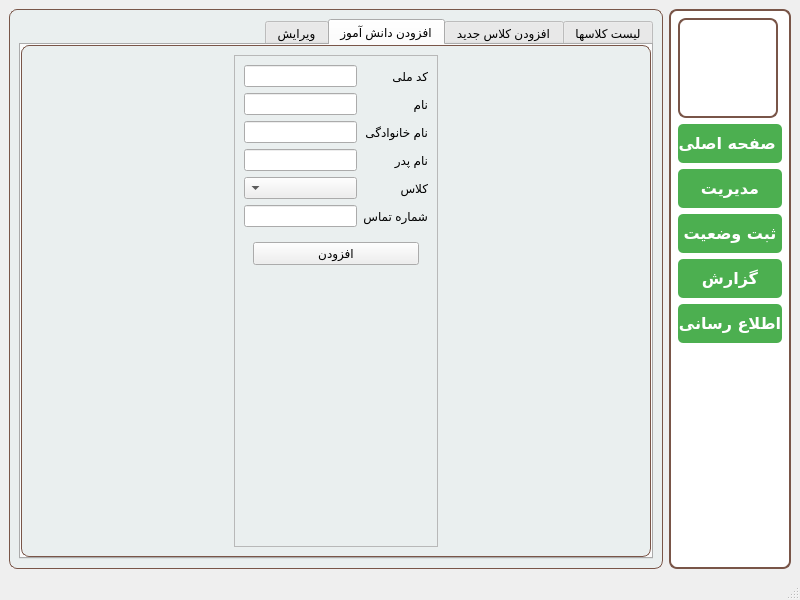
Before: the Qt Designer form front_end/ui/dashboard.ui in afsharifar-reza/Attendance_app, drawn with Qt 5.
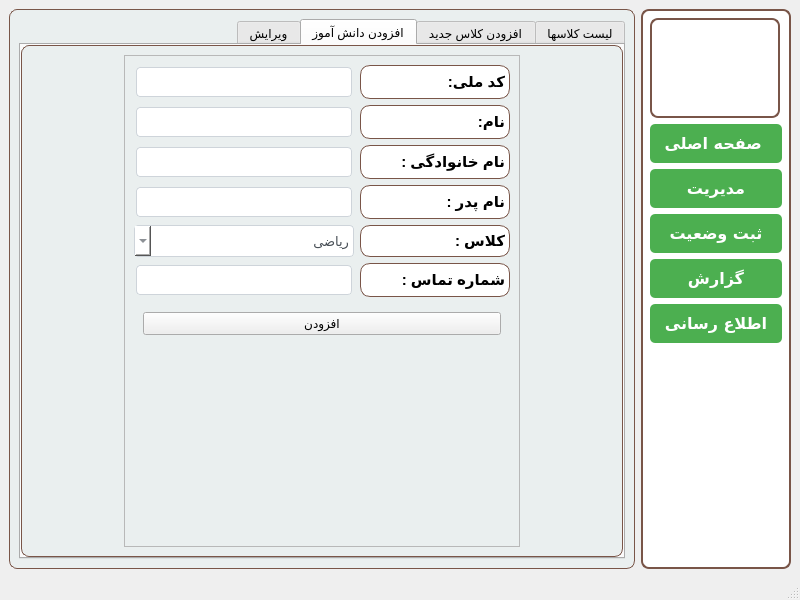
After: the same form once the commit is applied. The open tabs and pages were chosen to show the change. Icons and pictures are not drawn.

```diff
--- a/front_end/ui/dashboard.ui
+++ b/front_end/ui/dashboard.ui
@@ -389,9 +389,18 @@
        </layout>
       </widget>
       <widget class="QWidget" name="mange_page">
+       <property name="layoutDirection">
+        <enum>Qt::RightToLeft</enum>
+       </property>
        <layout class="QHBoxLayout" name="horizontalLayout_8">
         <item>
          <widget class="QTabWidget" name="mange_tab">
+          <property name="minimumSize">
+           <size>
+            <width>0</width>
+            <height>40</height>
+           </size>
+          </property>
           <property name="layoutDirection">
            <enum>Qt::RightToLeft</enum>
           </property>
@@ -562,63 +571,414 @@
                 <layout class="QFormLayout" name="formLayout">
                  <item row="0" column="0">
                   <widget class="QLabel" name="label_12">
+                   <property name="minimumSize">
+                    <size>
+                     <width>150</width>
+                     <height>0</height>
+                    </size>
+                   </property>
+                   <property name="maximumSize">
+                    <size>
+                     <width>150</width>
+                     <height>16777215</height>
+                    </size>
+                   </property>
+                   <property name="layoutDirection">
+                    <enum>Qt::LeftToRight</enum>
+                   </property>
+                   <property name="styleSheet">
+                    <string notr="true">QLabel{
+ background-color: #ffffff;
+  border: 1px solid #795548; /* کادر دور فریم (ضخامت 2px و رنگ قهوه‌ای) */
+  padding:5 px;
+  border-radius: 10px; /* لبه‌های گرد */
+  text-align:center;
+  font-family: &quot;B Nazanin&quot;;
+  font-size: 15px;
+  font-weight: bold;
+}</string>
+                   </property>
                    <property name="text">
-                    <string>کد ملی</string>
+                    <string>کد ملی:</string>
+                   </property>
+                   <property name="alignment">
+                    <set>Qt::AlignLeading|Qt::AlignLeft|Qt::AlignVCenter</set>
                    </property>
                   </widget>
                  </item>
                  <item row="1" column="0">
                   <widget class="QLabel" name="label_13">
+                   <property name="minimumSize">
+                    <size>
+                     <width>150</width>
+                     <height>0</height>
+                    </size>
+                   </property>
+                   <property name="maximumSize">
+                    <size>
+                     <width>150</width>
+                     <height>16777215</height>
+                    </size>
+                   </property>
+                   <property name="layoutDirection">
+                    <enum>Qt::LeftToRight</enum>
+                   </property>
+                   <property name="styleSheet">
+                    <string notr="true">QLabel{
+ background-color: #ffffff;
+  border: 1px solid #795548; /* کادر دور فریم (ضخامت 2px و رنگ قهوه‌ای) */
+  padding:5 px;
+  border-radius: 10px; /* لبه‌های گرد */
+  text-align:center;
+  font-family: &quot;B Nazanin&quot;;
+  font-size: 15px;
+  font-weight: bold;
+}</string>
+                   </property>
                    <property name="text">
-                    <string>نام</string>
+                    <string>نام:</string>
+                   </property>
+                   <property name="alignment">
+                    <set>Qt::AlignLeading|Qt::AlignLeft|Qt::AlignVCenter</set>
                    </property>
                   </widget>
                  </item>
                  <item row="2" column="0">
                   <widget class="QLabel" name="label_14">
+                   <property name="minimumSize">
+                    <size>
+                     <width>150</width>
+                     <height>0</height>
+                    </size>
+                   </property>
+                   <property name="maximumSize">
+                    <size>
+                     <width>150</width>
+                     <height>16777215</height>
+                    </size>
+                   </property>
+                   <property name="styleSheet">
+                    <string notr="true">QLabel{
+ background-color: #ffffff;
+  border: 1px solid #795548; /* کادر دور فریم (ضخامت 2px و رنگ قهوه‌ای) */
+  padding:5 px;
+  border-radius: 10px; /* لبه‌های گرد */
+  text-align:center;
+  font-family: &quot;B Nazanin&quot;;
+  font-size: 15px;
+  font-weight: bold;
+}</string>
+                   </property>
                    <property name="text">
-                    <string>نام خانوادگی</string>
+                    <string>نام خانوادگی :</string>
+                   </property>
+                   <property name="alignment">
+                    <set>Qt::AlignLeading|Qt::AlignLeft|Qt::AlignVCenter</set>
                    </property>
                   </widget>
                  </item>
                  <item row="3" column="0">
                   <widget class="QLabel" name="label_15">
+                   <property name="minimumSize">
+                    <size>
+                     <width>150</width>
+                     <height>0</height>
+                    </size>
+                   </property>
+                   <property name="maximumSize">
+                    <size>
+                     <width>150</width>
+                     <height>16777215</height>
+                    </size>
+                   </property>
+                   <property name="layoutDirection">
+                    <enum>Qt::LeftToRight</enum>
+                   </property>
+                   <property name="styleSheet">
+                    <string notr="true">QLabel{
+ background-color: #ffffff;
+  border: 1px solid #795548; /* کادر دور فریم (ضخامت 2px و رنگ قهوه‌ای) */
+  padding:5 px;
+  border-radius: 10px; /* لبه‌های گرد */
+  text-align:center;
+  font-family: &quot;B Nazanin&quot;;
+  font-size: 15px;
+  font-weight: bold;
+}</string>
+                   </property>
                    <property name="text">
-                    <string>نام پدر</string>
+                    <string>نام پدر :</string>
+                   </property>
+                   <property name="alignment">
+                    <set>Qt::AlignLeading|Qt::AlignLeft|Qt::AlignVCenter</set>
                    </property>
                   </widget>
                  </item>
                  <item row="4" column="0">
                   <widget class="QLabel" name="label_16">
+                   <property name="minimumSize">
+                    <size>
+                     <width>150</width>
+                     <height>0</height>
+                    </size>
+                   </property>
+                   <property name="maximumSize">
+                    <size>
+                     <width>150</width>
+                     <height>16777215</height>
+                    </size>
+                   </property>
+                   <property name="layoutDirection">
+                    <enum>Qt::LeftToRight</enum>
+                   </property>
+                   <property name="styleSheet">
+                    <string notr="true">QLabel{
+ background-color: #ffffff;
+  border: 1px solid #795548; /* کادر دور فریم (ضخامت 2px و رنگ قهوه‌ای) */
+  padding:5 px;
+  border-radius: 10px; /* لبه‌های گرد */
+  text-align:center;
+  font-family: &quot;B Nazanin&quot;;
+  font-size: 15px;
+  font-weight: bold;
+}</string>
+                   </property>
                    <property name="text">
-                    <string>کلاس</string>
+                    <string>کلاس :</string>
+                   </property>
+                   <property name="alignment">
+                    <set>Qt::AlignLeading|Qt::AlignLeft|Qt::AlignVCenter</set>
                    </property>
                   </widget>
                  </item>
                  <item row="5" column="0">
                   <widget class="QLabel" name="label_17">
+                   <property name="minimumSize">
+                    <size>
+                     <width>150</width>
+                     <height>0</height>
+                    </size>
+                   </property>
+                   <property name="maximumSize">
+                    <size>
+                     <width>150</width>
+                     <height>16777215</height>
+                    </size>
+                   </property>
+                   <property name="layoutDirection">
+                    <enum>Qt::LeftToRight</enum>
+                   </property>
+                   <property name="styleSheet">
+                    <string notr="true">QLabel{
+ background-color: #ffffff;
+  border: 1px solid #795548; /* کادر دور فریم (ضخامت 2px و رنگ قهوه‌ای) */
+  padding:5 px;
+  border-radius: 10px; /* لبه‌های گرد */
+  text-align:center;
+  font-family: &quot;B Nazanin&quot;;
+  font-size: 15px;
+  font-weight: bold;
+}</string>
+                   </property>
                    <property name="text">
-                    <string>شماره تماس</string>
+                    <string>شماره تماس :</string>
+                   </property>
+                   <property name="alignment">
+                    <set>Qt::AlignLeading|Qt::AlignLeft|Qt::AlignVCenter</set>
                    </property>
                   </widget>
                  </item>
                  <item row="1" column="1">
-                  <widget class="QLineEdit" name="lineEdit_2"/>
+                  <widget class="QLineEdit" name="lineEdit_2">
+                   <property name="styleSheet">
+                    <string notr="true">QLineEdit {
+    /* تنظیمات فونت و متن */
+    font-family: &quot;Segoe UI&quot;, &quot;B Nazanin&quot;, &quot;Arial&quot;;
+    font-size: 12px;
+    color: #495057;
+    
+    /* تنظیمات حاشیه و فاصله */
+    padding: 6px 8px;
+    margin: 2px;
+    
+    /* تنظیمات ظاهری */
+    background-color: #ffffff;
+    border: 1px solid #ced4da;
+    border-radius: 4px;
+    
+    /* جلوه‌های ویژه */
+    selection-background-color: #007bff;
+    selection-color: #ffffff;
+}</string>
+                   </property>
+                  </widget>
                  </item>
                  <item row="2" column="1">
-                  <widget class="QLineEdit" name="lineEdit_3"/>
+                  <widget class="QLineEdit" name="lineEdit_3">
+                   <property name="styleSheet">
+                    <string notr="true">QLineEdit {
+    /* تنظیمات فونت و متن */
+    font-family: &quot;Segoe UI&quot;, &quot;B Nazanin&quot;, &quot;Arial&quot;;
+    font-size: 12px;
+    color: #495057;
+    
+    /* تنظیمات حاشیه و فاصله */
+    padding: 6px 8px;
+    margin: 2px;
+    
+    /* تنظیمات ظاهری */
+    background-color: #ffffff;
+    border: 1px solid #ced4da;
+    border-radius: 4px;
+    
+    /* جلوه‌های ویژه */
+    selection-background-color: #007bff;
+    selection-color: #ffffff;
+}</string>
+                   </property>
+                  </widget>
                  </item>
                  <item row="3" column="1">
-                  <widget class="QLineEdit" name="lineEdit_4"/>
+                  <widget class="QLineEdit" name="lineEdit_4">
+                   <property name="styleSheet">
+                    <string notr="true">QLineEdit {
+    /* تنظیمات فونت و متن */
+    font-family: &quot;Segoe UI&quot;, &quot;B Nazanin&quot;, &quot;Arial&quot;;
+    font-size: 12px;
+    color: #495057;
+    
+    /* تنظیمات حاشیه و فاصله */
+    padding: 6px 8px;
+    margin: 2px;
+    
+    /* تنظیمات ظاهری */
+    background-color: #ffffff;
+    border: 1px solid #ced4da;
+    border-radius: 4px;
+    
+    /* جلوه‌های ویژه */
+    selection-background-color: #007bff;
+    selection-color: #ffffff;
+}</string>
+                   </property>
+                  </widget>
                  </item>
                  <item row="4" column="1">
-                  <widget class="QComboBox" name="comboBox"/>
+                  <widget class="QComboBox" name="comboBox">
+                   <property name="minimumSize">
+                    <size>
+                     <width>202</width>
+                     <height>32</height>
+                    </size>
+                   </property>
+                   <property name="layoutDirection">
+                    <enum>Qt::RightToLeft</enum>
+                   </property>
+                   <property name="styleSheet">
+                    <string notr="true">QComboBox {
+    /* تنظیمات فونت */
+    font-family: &quot;B Nazanin&quot;, &quot;Segoe UI&quot;, Arial;
+    font-size: 13px;
+    color: #495057;
+    
+    /* تنظیمات ظاهری */
+    background-color: #ffffff;
+    border: 1px solid #ced4da;
+    border-radius: 4px;
+  
+    min-width: 200px;
+    min-height: 30px;
+    
+    /* تراز متن برای فارسی - راه حل اصلی */
+    text-align: right;
+    direction: rtl;
+}
+
+/* راهکار جایگزین برای تراز متن */
+QComboBox QAbstractItemView {
+    text-align: right;
+    direction: rtl;
+}
+
+/* عنصر متن داخل کامبوباکس */
+QComboBox QLineEdit {
+    text-align: right;
+    padding-right: 5px;
+    direction: rtl;
+}</string>
+                   </property>
+                   <property name="currentText">
+                    <string>ریاضی</string>
+                   </property>
+                   <property name="maxCount">
+                    <number>2147483646</number>
+                   </property>
+                   <property name="insertPolicy">
+                    <enum>QComboBox::InsertAtBottom</enum>
+                   </property>
+                   <property name="sizeAdjustPolicy">
+                    <enum>QComboBox::AdjustToContents</enum>
+                   </property>
+                   <item>
+                    <property name="text">
+                     <string>ریاضی</string>
+                    </property>
+                   </item>
+                   <item>
+                    <property name="text">
+                     <string>تجربی</string>
+                    </property>
+                   </item>
+                  </widget>
                  </item>
                  <item row="5" column="1">
-                  <widget class="QLineEdit" name="lineEdit_5"/>
+                  <widget class="QLineEdit" name="lineEdit_5">
+                   <property name="styleSheet">
+                    <string notr="true">QLineEdit {
+    /* تنظیمات فونت و متن */
+    font-family: &quot;Segoe UI&quot;, &quot;B Nazanin&quot;, &quot;Arial&quot;;
+    font-size: 12px;
+    color: #495057;
+    
+    /* تنظیمات حاشیه و فاصله */
+    padding: 6px 8px;
+    margin: 2px;
+    
+    /* تنظیمات ظاهری */
+    background-color: #ffffff;
+    border: 1px solid #ced4da;
+    border-radius: 4px;
+    
+    /* جلوه‌های ویژه */
+    selection-background-color: #007bff;
+    selection-color: #ffffff;
+}</string>
+                   </property>
+                  </widget>
                  </item>
                  <item row="0" column="1">
                   <widget class="QLineEdit" name="lineEdit">
+                   <property name="styleSheet">
+                    <string notr="true">QLineEdit {
+    /* تنظیمات فونت و متن */
+    font-family: &quot;Segoe UI&quot;, &quot;B Nazanin&quot;, &quot;Arial&quot;;
+    font-size: 12px;
+    color: #495057;
+    
+    /* تنظیمات حاشیه و فاصله */
+    padding: 6px 8px;
+    margin: 2px;
+    
+    /* تنظیمات ظاهری */
+    background-color: #ffffff;
+    border: 1px solid #ced4da;
+    border-radius: 4px;
+    
+    /* جلوه‌های ویژه */
+    selection-background-color: #007bff;
+    selection-color: #ffffff;
+}</string>
+                   </property>
                    <property name="inputMask">
                     <string/>
                    </property>
@@ -688,7 +1048,7 @@
      <widget class="QWidget" name="widget" native="true">
       <property name="minimumSize">
        <size>
-        <width>120</width>
+        <width>150</width>
         <height>0</height>
        </size>
       </property>
@@ -711,13 +1071,13 @@
         <widget class="QLabel" name="pic_main">
          <property name="minimumSize">
           <size>
-           <width>100</width>
+           <width>130</width>
            <height>100</height>
           </size>
          </property>
          <property name="maximumSize">
           <size>
-           <width>100</width>
+           <width>130</width>
            <height>100</height>
           </size>
          </property>
@@ -739,7 +1099,7 @@
         <widget class="QPushButton" name="main_btn">
          <property name="font">
           <font>
-           <family>B Mitra</family>
+           <family>B Nazanin</family>
            <pointsize>-1</pointsize>
            <weight>75</weight>
            <bold>true</bold>
@@ -773,7 +1133,7 @@
         <widget class="QPushButton" name="manager_btn">
          <property name="font">
           <font>
-           <family>B Mitra</family>
+           <family>B Nazanin</family>
            <pointsize>-1</pointsize>
            <weight>75</weight>
            <bold>true</bold>
@@ -807,7 +1167,7 @@
         <widget class="QPushButton" name="pushButton_3">
          <property name="font">
           <font>
-           <family>B Mitra</family>
+           <family>B Nazanin</family>
            <pointsize>-1</pointsize>
            <weight>75</weight>
            <bold>true</bold>
@@ -841,7 +1201,7 @@
         <widget class="QPushButton" name="pushButton_4">
          <property name="font">
           <font>
-           <family>B Mitra</family>
+           <family>B Nazanin</family>
            <pointsize>-1</pointsize>
            <weight>75</weight>
            <bold>true</bold>
@@ -875,7 +1235,7 @@
         <widget class="QPushButton" name="pushButton_5">
          <property name="font">
           <font>
-           <family>B Mitra</family>
+           <family>B Nazanin</family>
            <pointsize>-1</pointsize>
            <weight>75</weight>
            <bold>true</bold>
```
Left out of the diff: 327 changed lines with no effect on the pictures.
